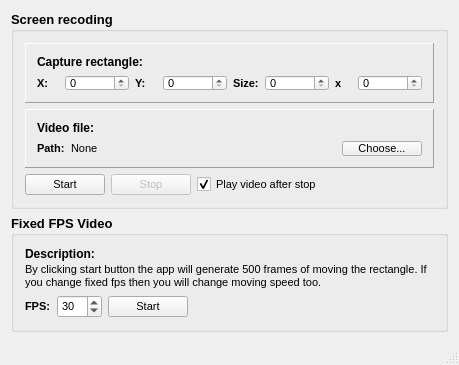
Before: the Qt Designer form examples/EncoderExample/mainwindow.ui in kibsoft/QtMEL, drawn with Qt 5.
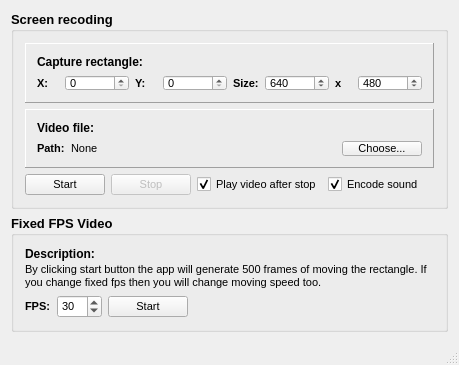
After: the same form once the commit is applied.

Diff of the .ui file:
```diff
--- a/examples/EncoderExample/mainwindow.ui
+++ b/examples/EncoderExample/mainwindow.ui
@@ -7,7 +7,7 @@
     <x>0</x>
     <y>0</y>
     <width>459</width>
-    <height>342</height>
+    <height>357</height>
    </rect>
   </property>
   <property name="windowTitle">
@@ -144,6 +144,9 @@
                 <property name="maximum">
                  <number>999999999</number>
                 </property>
+                <property name="value">
+                 <number>640</number>
+                </property>
                </widget>
               </item>
               <item>
@@ -173,6 +176,9 @@
                 <property name="maximum">
                  <number>999999999</number>
                 </property>
+                <property name="value">
+                 <number>480</number>
+                </property>
                </widget>
               </item>
              </layout>
@@ -317,6 +323,23 @@
            </property>
           </widget>
          </item>
+         <item>
+          <widget class="QCheckBox" name="encodeSoundCB">
+           <property name="font">
+            <font>
+             <pointsize>8</pointsize>
+             <weight>50</weight>
+             <bold>false</bold>
+            </font>
+           </property>
+           <property name="text">
+            <string>Encode sound</string>
+           </property>
+           <property name="checked">
+            <bool>true</bool>
+           </property>
+          </widget>
+         </item>
          <item>
           <spacer name="horizontalSpacer">
            <property name="orientation">
```
Left out of the diff: 6 changed lines with no effect on the pictures.
